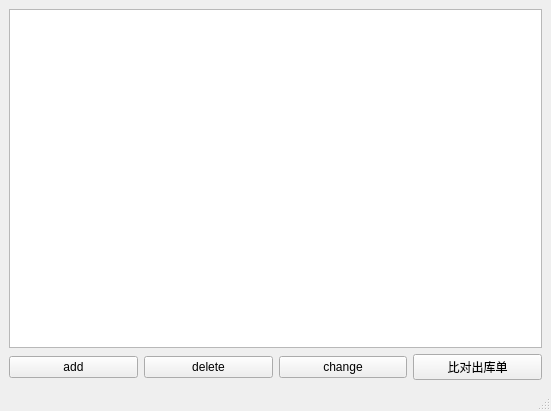
The window that qt5_client/contacts.ui (mahongquan/parts) describes before a commit, drawn with Qt 5.
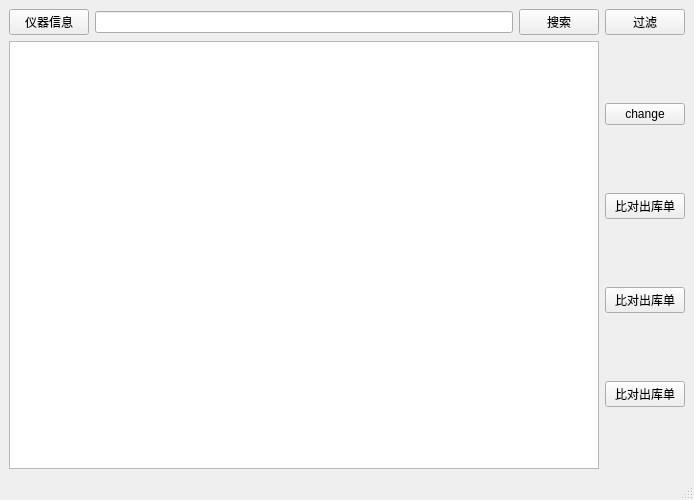
The same window after the commit.

Patch:
```diff
--- a/qt5_client/contacts.ui
+++ b/qt5_client/contacts.ui
@@ -6,47 +6,86 @@
    <rect>
     <x>0</x>
     <y>0</y>
-    <width>551</width>
-    <height>411</height>
+    <width>694</width>
+    <height>500</height>
    </rect>
   </property>
   <property name="windowTitle">
    <string>备件管理</string>
   </property>
   <widget class="QWidget" name="centralwidget">
-   <layout class="QVBoxLayout" name="verticalLayout">
+   <layout class="QVBoxLayout" name="verticalLayout_2">
     <item>
-     <widget class="QTableWidget" name="tableWidget"/>
+     <layout class="QHBoxLayout" name="horizontalLayout_2">
+      <item>
+       <widget class="QPushButton" name="pushButton_yiqi">
+        <property name="text">
+         <string>仪器信息</string>
+        </property>
+       </widget>
+      </item>
+      <item>
+       <widget class="QLineEdit" name="lineEdit"/>
+      </item>
+      <item>
+       <widget class="QPushButton" name="pushButton_search">
+        <property name="text">
+         <string>搜索</string>
+        </property>
+       </widget>
+      </item>
+      <item>
+       <widget class="QPushButton" name="pushButton_filter">
+        <property name="text">
+         <string>过滤</string>
+        </property>
+       </widget>
+      </item>
+     </layout>
     </item>
     <item>
      <layout class="QHBoxLayout" name="horizontalLayout">
       <item>
-       <widget class="QPushButton" name="pushButton_2">
-        <property name="text">
-         <string>add</string>
+       <widget class="QTableWidget" name="tableWidget">
+        <property name="editTriggers">
+         <set>QAbstractItemView::AnyKeyPressed|QAbstractItemView::CurrentChanged|QAbstractItemView::DoubleClicked|QAbstractItemView::EditKeyPressed</set>
         </property>
-       </widget>
-      </item>
-      <item>
-       <widget class="QPushButton" name="pushButton_3">
-        <property name="text">
-         <string>delete</string>
+        <property name="selectionBehavior">
+         <enum>QAbstractItemView::SelectRows</enum>
         </property>
        </widget>
       </item>
       <item>
-       <widget class="QPushButton" name="pushButton">
-        <property name="text">
-         <string>change</string>
-        </property>
-       </widget>
-      </item>
-      <item>
-       <widget class="QPushButton" name="pushButton_4">
-        <property name="text">
-         <string>比对出库单</string>
-        </property>
-       </widget>
+       <layout class="QVBoxLayout" name="verticalLayout">
+        <item>
+         <widget class="QPushButton" name="pushButton">
+          <property name="text">
+           <string>change</string>
+          </property>
+         </widget>
+        </item>
+        <item>
+         <widget class="QPushButton" name="pushButton_4">
+          <property name="text">
+           <string>比对出库单</string>
+          </property>
+         </widget>
+        </item>
+        <item>
+         <widget class="QPushButton" name="pushButton_6">
+          <property name="text">
+           <string>比对出库单</string>
+          </property>
+         </widget>
+        </item>
+        <item>
+         <widget class="QPushButton" name="pushButton_7">
+          <property name="text">
+           <string>比对出库单</string>
+          </property>
+         </widget>
+        </item>
+       </layout>
       </item>
      </layout>
     </item>
```
Left out of the diff: 47 changed lines with no effect on the pictures.
